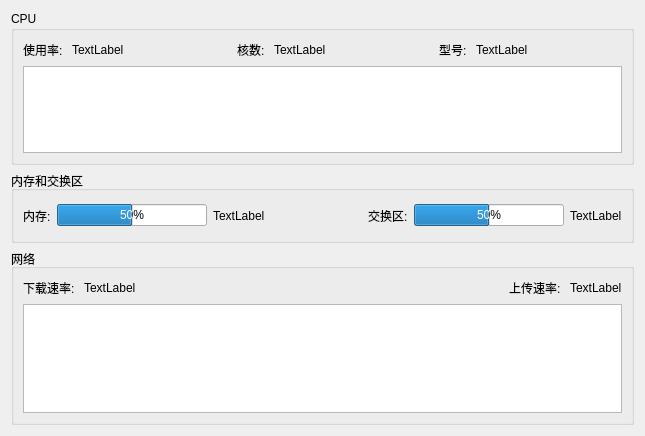
Before: the Qt Designer form resourcesform.ui in ljianhui/TaskManager, drawn with Qt 5.
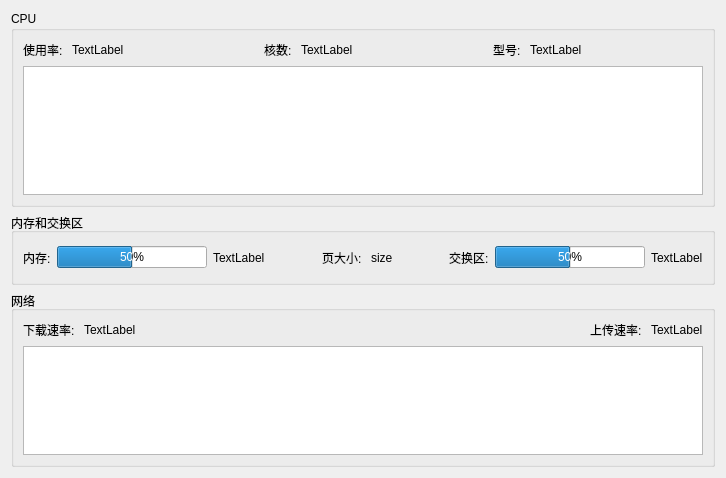
After: the same form once the commit is applied.

Commit message: Fix bug: dialog and processinfo not same

```diff
--- a/resourcesform.ui
+++ b/resourcesform.ui
@@ -6,8 +6,8 @@
    <rect>
     <x>0</x>
     <y>0</y>
-    <width>645</width>
-    <height>436</height>
+    <width>726</width>
+    <height>478</height>
    </rect>
   </property>
   <property name="windowTitle">
@@ -139,8 +139,6 @@
      <property name="title">
       <string>内存和交换区</string>
      </property>
-     <layout class="QHBoxLayout" name="horizontalLayout_3">
-      <item>
        <layout class="QHBoxLayout" name="horizontalLayout_2">
         <item>
          <widget class="QLabel" name="labMemoryKey">
@@ -182,7 +180,34 @@
           </property>
           <property name="sizeHint" stdset="0">
            <size>
-            <width>40</width>
+          <width>2</width>
+          <height>20</height>
+         </size>
+        </property>
+       </spacer>
+      </item>
+      <item>
+       <widget class="QLabel" name="labPageSizeKey">
+        <property name="text">
+         <string>页大小: </string>
+        </property>
+       </widget>
+      </item>
+      <item>
+       <widget class="QLabel" name="labPageSize">
+        <property name="text">
+         <string>size</string>
+        </property>
+       </widget>
+      </item>
+      <item>
+       <spacer name="horizontalSpacer_5">
+        <property name="orientation">
+         <enum>Qt::Horizontal</enum>
+        </property>
+        <property name="sizeHint" stdset="0">
+         <size>
+          <width>2</width>
             <height>20</height>
            </size>
           </property>
@@ -220,8 +245,6 @@
            <string>TextLabel</string>
           </property>
          </widget>
-        </item>
-       </layout>
       </item>
      </layout>
     </widget>
```
Lines whose indentation alone changed are shown as unchanged. The commit also changes 5 other files.
